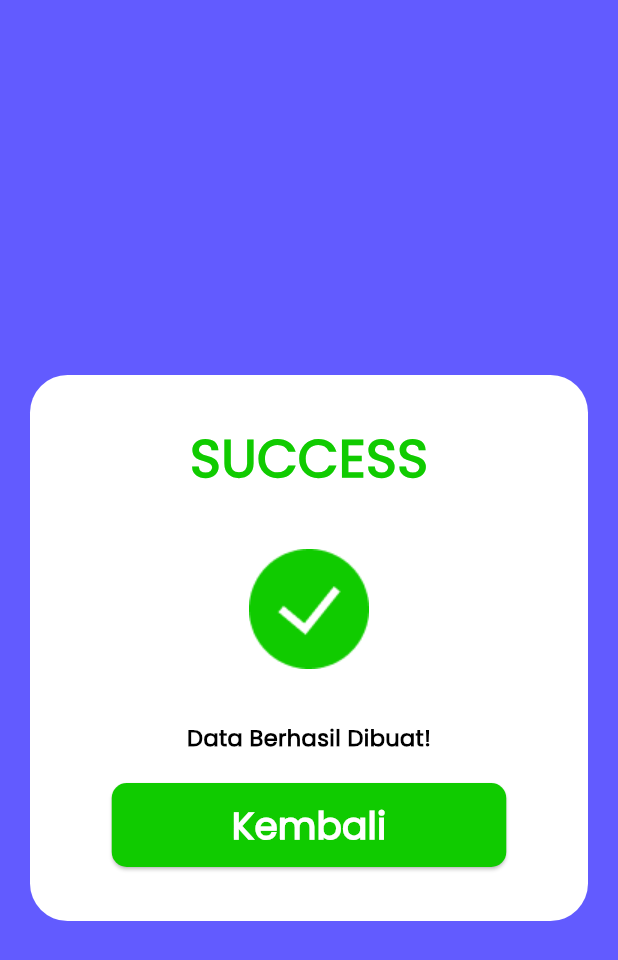
After one commit to RockieBoy/apotek-cirea, a Flutter app: the SuccessCreate screen opened directly, on a phone screen of 412 x 824 dp. The commit adds this screen. Shown: the top 960 px of the screen. Run offline on Flutter 3.47's test engine with Material 3 defaults, Android fonts, the phone set to English and light mode, and no system bars.

Commit message:
add: validate page

```diff
--- a/lib/auth/LoginPage.dart
+++ b/lib/auth/LoginPage.dart
@@ -1,6 +1,7 @@
 import 'package:flutter/cupertino.dart';
 import 'package:flutter/material.dart';
 import 'package:flutter/widgets.dart';
+import 'package:mobile_app_apotik_cirea/Dashboard.dart';
 
 
 class LoginPage extends StatelessWidget {
@@ -79,7 +80,10 @@ class LoginPage extends StatelessWidget {
                   Center(
                     child: ElevatedButton(
                       onPressed: () {
-                        // Aksi login
+                        Navigator.pushReplacement(context,
+                            MaterialPageRoute(builder: (context) {
+                            return Dashboard();
+                        }));
                       },
                       style: ElevatedButton.styleFrom(
                         backgroundColor: const Color.fromRGBO(255, 178, 44, 1),
--- /dev/null
+++ b/lib/validate/CreateSuccess.dart
@@ -0,0 +1,82 @@
+import 'package:flutter/cupertino.dart';
+import 'package:flutter/material.dart';
+import 'package:flutter/widgets.dart';
+
+class SuccessCreate extends StatelessWidget {
+  @override
+  Widget build(BuildContext context) {
+    return Scaffold(
+      backgroundColor: const Color(0xFF625BFF), // Warna latar belakang atas
+      body: SingleChildScrollView(
+        child: Column(
+          children: <Widget>[
+            Container(
+              margin: const EdgeInsets.fromLTRB(20, 250, 20, 0),
+              padding: const EdgeInsets.all(16.0),
+              decoration: const BoxDecoration(
+                color: Colors.white,
+                borderRadius: BorderRadius.vertical(
+                    top: Radius.circular(25.0), bottom: Radius.circular(25.0)),
+              ),
+              child: Column(
+                crossAxisAlignment: CrossAxisAlignment.center,
+                children: <Widget>[
+                  const SizedBox(
+                    height: 15,
+                  ),
+                  const Text(
+                    'SUCCESS',
+                    style: TextStyle(
+                      fontFamily: "Poppins",
+                      fontSize: 35,
+                      fontWeight: FontWeight.w900,
+                      color: Color.fromRGBO(16, 203, 0, 1),
+                    ),
+                  ),
+                  Image.asset(
+                    "assets/image/greensuccess.png",
+                    width: 150,
+                  ),
+                  const Text(
+                    'Data Berhasil Dibuat!',
+                    style: TextStyle(
+                      fontFamily: "Poppins",
+                      fontSize: 15,
+                      fontWeight: FontWeight.w900,
+                      color: Colors.black,
+                    ),
+                  ),
+                  const SizedBox(height: 20),
+                  Center(
+                    child: ElevatedButton(
+                      onPressed: () {
+
+                      },
+                      style: ElevatedButton.styleFrom(
+                        backgroundColor: const Color.fromRGBO(16, 203, 0, 1),
+                        padding: const EdgeInsets.symmetric(
+                            horizontal: 80, vertical: 10),
+                        shape: RoundedRectangleBorder(
+                          borderRadius: BorderRadius.circular(10),
+                        ),
+                      ),
+                      child: const Text(
+                        'Kembali',
+                        style: TextStyle(
+                            fontFamily: "Poppins",
+                            fontSize: 25,
+                            fontWeight: FontWeight.w900,
+                            color: Colors.white),
+                      ),
+                    ),
+                  ),
+                  const SizedBox(height: 20),
+                ],
+              ),
+            ),
+          ],
+        ),
+      ),
+    );
+  }
+}
```
Also changed, not shown: lib/Dashboard.dart (added, +35 -0 lines), lib/auth/SignInPage.dart (+7 -3 lines), lib/validate/EditSuccess.dart (added, +82 -0 lines), lib/validate/SignInSuccess.dart (added, +96 -0 lines), assets/image/greensuccess.png (added), assets/image/success.png (added).
